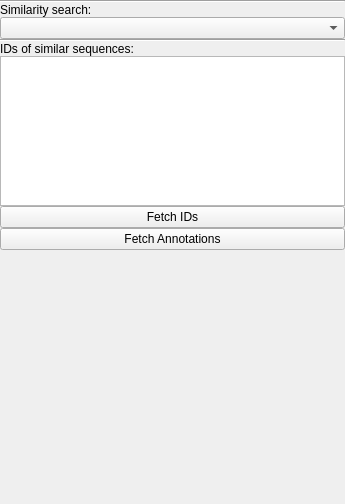
This is src/corelibs/U2View/src/ov_sequence/Das/ui/DasOptionsPanelWidget.ui in violethaze74/ugene as Qt 5 draws it before an edit. The edited form follows.
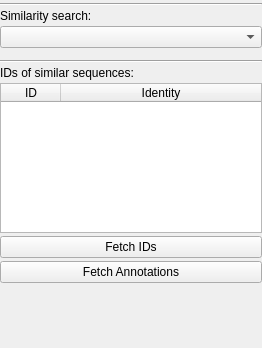
This is the edited form.

Diff of the .ui file:
```diff
--- a/src/corelibs/U2View/src/ov_sequence/Das/ui/DasOptionsPanelWidget.ui
+++ b/src/corelibs/U2View/src/ov_sequence/Das/ui/DasOptionsPanelWidget.ui
@@ -6,8 +6,8 @@
    <rect>
     <x>0</x>
     <y>0</y>
-    <width>345</width>
-    <height>504</height>
+    <width>262</width>
+    <height>348</height>
    </rect>
   </property>
   <property name="sizePolicy">
@@ -21,7 +21,7 @@
   </property>
   <layout class="QVBoxLayout" name="mainLayout">
    <property name="spacing">
-    <number>0</number>
+    <number>3</number>
    </property>
    <property name="sizeConstraint">
     <enum>QLayout::SetMinAndMaxSize</enum>
@@ -121,7 +121,7 @@
     </widget>
    </item>
    <item>
-    <widget class="QListWidget" name="idList">
+    <widget class="QTableWidget" name="idList">
      <property name="sizePolicy">
       <sizepolicy hsizetype="Expanding" vsizetype="Minimum">
        <horstretch>0</horstretch>
@@ -146,6 +146,25 @@
      <property name="selectionBehavior">
       <enum>QAbstractItemView::SelectRows</enum>
      </property>
+     <attribute name="horizontalHeaderDefaultSectionSize">
+      <number>60</number>
+     </attribute>
+     <attribute name="horizontalHeaderHighlightSections">
+      <bool>true</bool>
+     </attribute>
+     <attribute name="horizontalHeaderStretchLastSection">
+      <bool>true</bool>
+     </attribute>
+     <column>
+      <property name="text">
+       <string>ID</string>
+      </property>
+     </column>
+     <column>
+      <property name="text">
+       <string>Identity</string>
+      </property>
+     </column>
     </widget>
    </item>
    <item>
```
